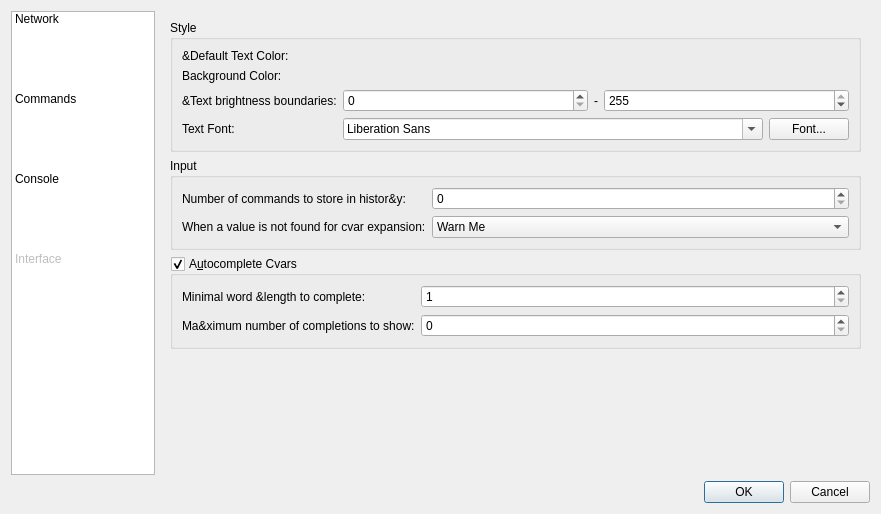
jjzhang166/RconGui, file src/ui/settings_dialog.ui: the form before one commit.
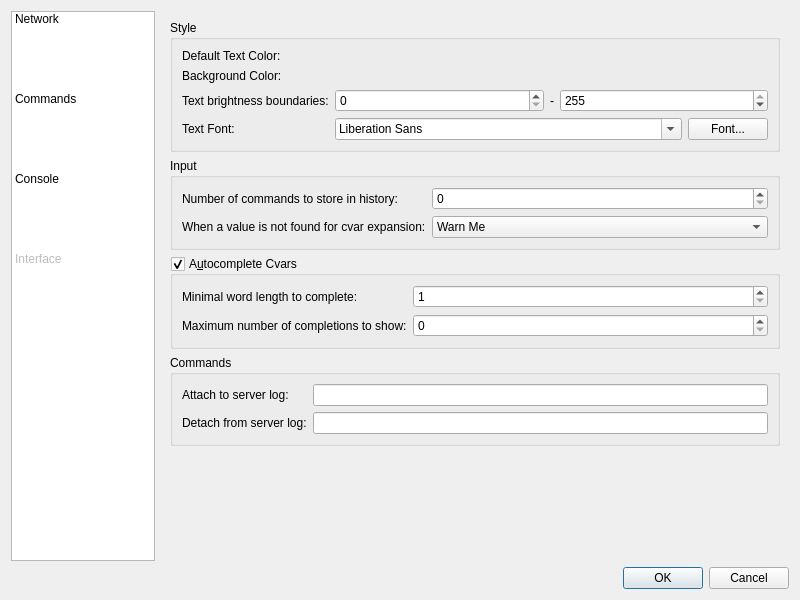
The form after the commit. The open tabs and pages were chosen to show the change. Icons and pictures are not drawn. Custom widgets are drawn as their Qt base class.

Commit message: Settings for log_dest_udp

```diff
--- a/src/ui/settings_dialog.ui
+++ b/src/ui/settings_dialog.ui
@@ -6,8 +6,8 @@
    <rect>
     <x>0</x>
     <y>0</y>
-    <width>881</width>
-    <height>514</height>
+    <width>800</width>
+    <height>600</height>
    </rect>
   </property>
   <property name="windowTitle">
@@ -287,7 +287,7 @@
             <item row="0" column="0">
              <widget class="QLabel" name="label">
               <property name="text">
-               <string>&amp;Default Text Color:</string>
+               <string>Default Text Color:</string>
               </property>
              </widget>
             </item>
@@ -341,7 +341,7 @@
             <item row="2" column="0">
              <widget class="QLabel" name="label_3">
               <property name="text">
-               <string>&amp;Text brightness boundaries:</string>
+               <string>Text brightness boundaries:</string>
               </property>
              </widget>
             </item>
@@ -453,7 +453,7 @@
             <item row="0" column="0">
              <widget class="QLabel" name="label_5">
               <property name="text">
-               <string>Number of commands to store in histor&amp;y:</string>
+               <string>Number of commands to store in history:</string>
               </property>
              </widget>
             </item>
@@ -531,7 +531,7 @@
             <item row="0" column="0">
              <widget class="QLabel" name="label_6">
               <property name="text">
-               <string>Minimal word &amp;length to complete:</string>
+               <string>Minimal word length to complete:</string>
               </property>
              </widget>
             </item>
@@ -557,7 +557,7 @@
             <item row="1" column="0">
              <widget class="QLabel" name="label_8">
               <property name="text">
-               <string>Ma&amp;ximum number of completions to show:</string>
+               <string>Maximum number of completions to show:</string>
               </property>
              </widget>
             </item>
@@ -581,6 +581,45 @@
            </layout>
           </widget>
          </item>
+         <item>
+          <widget class="QGroupBox" name="groupBox_3">
+           <property name="title">
+            <string>Commands</string>
+           </property>
+           <layout class="QFormLayout" name="formLayout_4">
+            <item row="0" column="0">
+             <widget class="QLabel" name="label_12">
+              <property name="text">
+               <string>Attach to server log:</string>
+              </property>
+             </widget>
+            </item>
+            <item row="0" column="1">
+             <widget class="QLineEdit" name="input_con_attach">
+              <property name="toolTip">
+               <string>Command for attaching to the server log.
+&lt;b&gt;$ip&lt;/b&gt; expands to the local socket address and port.</string>
+              </property>
+             </widget>
+            </item>
+            <item row="1" column="1">
+             <widget class="QLineEdit" name="input_con_detach">
+              <property name="toolTip">
+               <string>Command for detaching from the server log.
+&lt;b&gt;$ip&lt;/b&gt; expands to the local socket address and port.</string>
+              </property>
+             </widget>
+            </item>
+            <item row="1" column="0">
+             <widget class="QLabel" name="label_13">
+              <property name="text">
+               <string>Detach from server log:</string>
+              </property>
+             </widget>
+            </item>
+           </layout>
+          </widget>
+         </item>
          <item>
           <spacer name="verticalSpacer">
            <property name="orientation">
```
Left out of the diff: 4 changed lines with no effect on the pictures. The commit also changes 4 other files.
